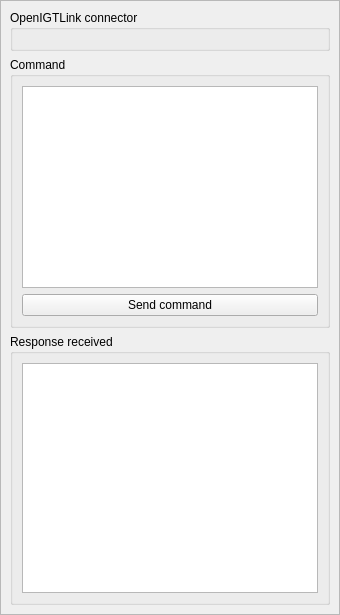
Above: OpenIGTLinkRemote/Widgets/Resources/UI/qSlicerOpenIGTLinkRemoteCommandWidget.ui from SlicerIGT/SlicerIGT before the change. Below: the same form after it.
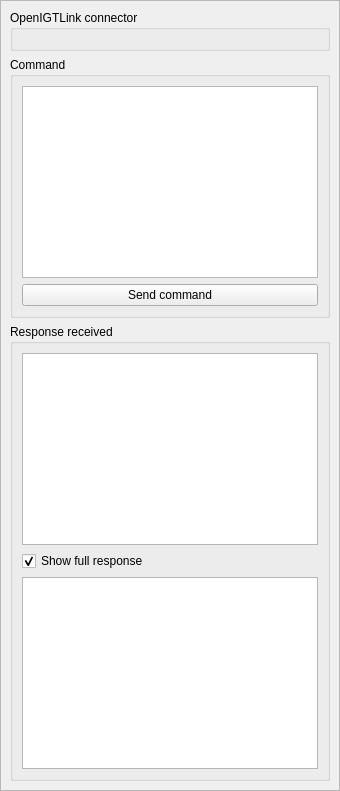
That is the form after the change. Custom widgets are drawn as their Qt base class.

Commit message: ENH: Added option of showing the full response message in OpenIGTLinkRemote command console

Diff of the .ui file:
```diff
--- a/OpenIGTLinkRemote/Widgets/Resources/UI/qSlicerOpenIGTLinkRemoteCommandWidget.ui
+++ b/OpenIGTLinkRemote/Widgets/Resources/UI/qSlicerOpenIGTLinkRemoteCommandWidget.ui
@@ -79,7 +79,28 @@
         </property>
         <layout class="QVBoxLayout" name="verticalLayout_4">
          <item>
-          <widget class="QPlainTextEdit" name="ResponseTextEdit"/>
+          <widget class="QPlainTextEdit" name="ResponseTextEdit">
+           <property name="readOnly">
+            <bool>true</bool>
+           </property>
+          </widget>
+         </item>
+         <item>
+          <widget class="QCheckBox" name="ShowFullResponseCheckBox">
+           <property name="text">
+            <string>Show full response</string>
+           </property>
+           <property name="checked">
+            <bool>true</bool>
+           </property>
+          </widget>
+         </item>
+         <item>
+          <widget class="QPlainTextEdit" name="FullResponseTextEdit">
+           <property name="readOnly">
+            <bool>true</bool>
+           </property>
+          </widget>
          </item>
         </layout>
        </widget>
```
Left out of the diff: 16 changed lines with no effect on the pictures. The commit also changes 1 other file.
